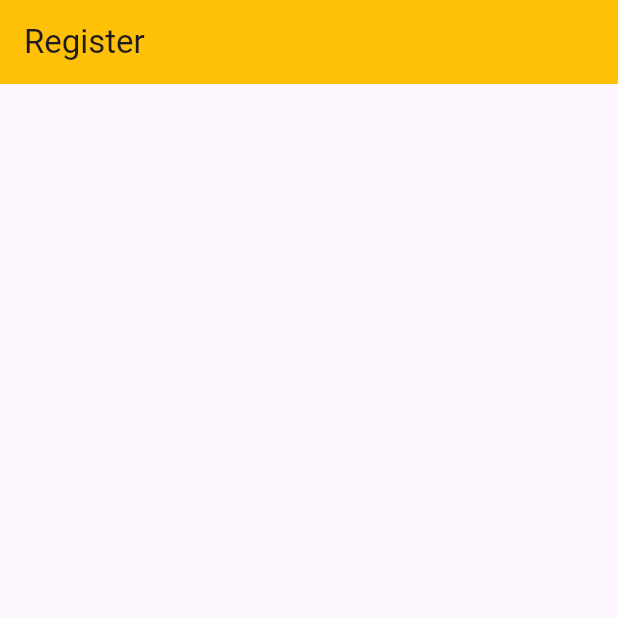
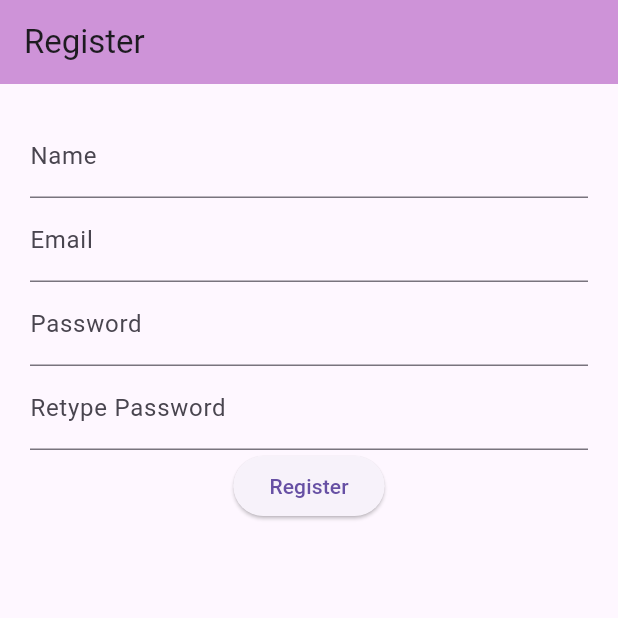
Before and after one commit to KarMint26/learn_flutter_1, a Flutter app: the screen it shows after launch, on a phone screen of 412 x 824 dp, the top half of it. Run offline on Flutter 3.47's test engine with Material 3 defaults, Android fonts, the phone set to English and light mode, and no system bars.

Commit message:
update screen

```diff
--- a/lib/ui/register_screen.dart
+++ b/lib/ui/register_screen.dart
@@ -1,14 +1,82 @@
 import 'package:flutter/material.dart';
 
-class RegisterScreen extends StatelessWidget {
+class RegisterScreen extends StatefulWidget {
   const RegisterScreen({super.key});
+
+  @override
+  State<RegisterScreen> createState() => _RegisterScreenState();
+}
+
+class _RegisterScreenState extends State<RegisterScreen> {
+  final _nameController = TextEditingController();
+
+  final _emailController = TextEditingController();
+
+  final _passwordController = TextEditingController();
+
+  final _retypePasswordController = TextEditingController();
+
+  final _formKey = GlobalKey<FormState>();
+
+  void _register(){
+    if(_formKey.currentState!.validate()){
+      print(_nameController.text);
+    }
+  }
 
   @override
   Widget build(BuildContext context) {
     return Scaffold(
       appBar: AppBar(
-        backgroundColor: Colors.amber,
+        backgroundColor: Colors.purple[200],
         title: const Text("Register"),
+      ),
+      body: Padding(
+        padding: const EdgeInsets.all(20),
+        child: Form(
+          key: _formKey,
+          child: Column(
+            children: [
+              TextFormField(
+                controller: _nameController,
+                decoration: const InputDecoration(
+                  labelText: "Name"
+                ),
+                validator: (value) {
+                  if(value == null || value.isEmpty){
+                    return "Please enter your name";
+                  }
+
+                  return null;
+                },
+              ),
+              TextFormField(
+                controller: _emailController,
+                decoration: const InputDecoration(
+                  labelText: "Email"
+                ),
+              ),
+              TextFormField(
+                controller: _passwordController,
+                decoration: const InputDecoration(
+                  labelText: "Password"
+                ),
+              ),
+              TextFormField(
+                controller: _retypePasswordController,
+                decoration: const InputDecoration(
+                  labelText: "Retype Password"
+                ),
+              ),
+              ElevatedButton(
+                onPressed: (){
+                  _register();
+                },
+                child: const Text("Register")
+              )
+            ],
+          ),
+        ),
       ),
     );
   }
```
